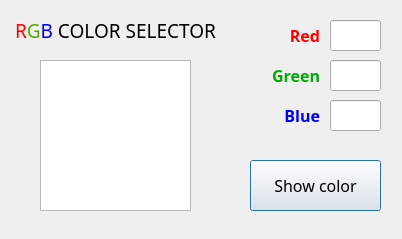
Old version of the form minihacketon/color-selector/color_selector.ui in the repository luipenox/nepyvo.
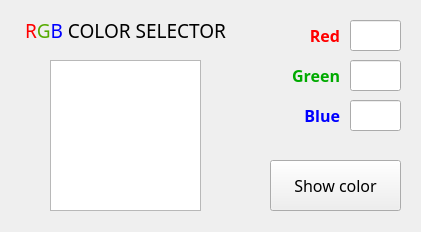
New version of the form.

Commit message: changed to QMainWindow widget

What changed in the file:
```diff
--- a/minihacketon/color-selector/color_selector.ui
+++ b/minihacketon/color-selector/color_selector.ui
@@ -1,23 +1,45 @@
 <?xml version="1.0" encoding="UTF-8"?>
 <ui version="4.0">
- <class>Dialog</class>
- <widget class="QDialog" name="Dialog">
+ <class>MainWindow</class>
+ <widget class="QMainWindow" name="MainWindow">
   <property name="geometry">
    <rect>
     <x>0</x>
     <y>0</y>
-    <width>402</width>
-    <height>239</height>
+    <width>421</width>
+    <height>232</height>
    </rect>
   </property>
   <property name="windowTitle">
    <string>Dialog</string>
   </property>
-  <widget class="QLineEdit" name="lineEdit">
+  <widget class="QWidget" name="centralwidget">
+   <widget class="QPushButton" name="btn_show">
    <property name="geometry">
     <rect>
-     <x>330</x>
-     <y>20</y>
+      <x>270</x>
+      <y>160</y>
+      <width>131</width>
+      <height>51</height>
+     </rect>
+    </property>
+    <property name="font">
+     <font>
+      <family>Cabin</family>
+      <pointsize>12</pointsize>
+      <weight>50</weight>
+      <bold>false</bold>
+     </font>
+    </property>
+    <property name="text">
+     <string>Show color</string>
+    </property>
+   </widget>
+   <widget class="QLineEdit" name="edit_blue">
+    <property name="geometry">
+     <rect>
+      <x>350</x>
+      <y>100</y>
      <width>51</width>
      <height>31</height>
     </rect>
@@ -29,10 +51,10 @@
     <set>Qt::AlignRight|Qt::AlignTrailing|Qt::AlignVCenter</set>
    </property>
   </widget>
-  <widget class="QLabel" name="label">
+   <widget class="QLabel" name="lbl_red">
    <property name="geometry">
     <rect>
-     <x>249</x>
+      <x>269</x>
      <y>20</y>
      <width>71</width>
      <height>31</height>
@@ -53,10 +75,10 @@
     <set>Qt::AlignRight|Qt::AlignTrailing|Qt::AlignVCenter</set>
    </property>
   </widget>
-  <widget class="QLineEdit" name="lineEdit_2">
+   <widget class="QLineEdit" name="edit_green">
    <property name="geometry">
     <rect>
-     <x>330</x>
+      <x>350</x>
      <y>60</y>
      <width>51</width>
      <height>31</height>
@@ -69,10 +91,10 @@
     <set>Qt::AlignRight|Qt::AlignTrailing|Qt::AlignVCenter</set>
    </property>
   </widget>
-  <widget class="QLabel" name="label_2">
+   <widget class="QLabel" name="lbl_green">
    <property name="geometry">
     <rect>
-     <x>250</x>
+      <x>270</x>
      <y>60</y>
      <width>70</width>
      <height>31</height>
@@ -93,60 +115,36 @@
     <set>Qt::AlignRight|Qt::AlignTrailing|Qt::AlignVCenter</set>
    </property>
   </widget>
-  <widget class="QLineEdit" name="lineEdit_3">
+   <widget class="QGraphicsView" name="view_color">
    <property name="geometry">
     <rect>
-     <x>330</x>
-     <y>100</y>
-     <width>51</width>
-     <height>31</height>
-    </rect>
-   </property>
-   <property name="maxLength">
-    <number>3</number>
-   </property>
-   <property name="alignment">
-    <set>Qt::AlignRight|Qt::AlignTrailing|Qt::AlignVCenter</set>
-   </property>
-  </widget>
-  <widget class="QLabel" name="label_3">
-   <property name="geometry">
-    <rect>
-     <x>250</x>
-     <y>100</y>
-     <width>70</width>
-     <height>31</height>
-    </rect>
-   </property>
-   <property name="font">
-    <font>
-     <family>Cabin</family>
-     <pointsize>12</pointsize>
-     <weight>50</weight>
-     <bold>false</bold>
-    </font>
-   </property>
-   <property name="text">
-    <string>&lt;html&gt;&lt;head/&gt;&lt;body&gt;&lt;p&gt;&lt;span style=&quot; font-weight:600; color:#0000ff;&quot;&gt;Blue&lt;/span&gt;&lt;/p&gt;&lt;/body&gt;&lt;/html&gt;</string>
-   </property>
-   <property name="alignment">
-    <set>Qt::AlignRight|Qt::AlignTrailing|Qt::AlignVCenter</set>
-   </property>
-  </widget>
-  <widget class="QGraphicsView" name="graphicsView">
-   <property name="geometry">
-    <rect>
-     <x>40</x>
+      <x>50</x>
      <y>60</y>
      <width>151</width>
      <height>151</height>
     </rect>
    </property>
   </widget>
-  <widget class="QLabel" name="label_4">
+   <widget class="QLineEdit" name="edit_red">
    <property name="geometry">
     <rect>
-     <x>0</x>
+      <x>350</x>
+      <y>20</y>
+      <width>51</width>
+      <height>31</height>
+     </rect>
+    </property>
+    <property name="maxLength">
+     <number>3</number>
+    </property>
+    <property name="alignment">
+     <set>Qt::AlignRight|Qt::AlignTrailing|Qt::AlignVCenter</set>
+    </property>
+   </widget>
+   <widget class="QLabel" name="lbl_title">
+    <property name="geometry">
+     <rect>
+      <x>10</x>
      <y>10</y>
      <width>231</width>
      <height>41</height>
@@ -167,13 +165,13 @@
     <set>Qt::AlignCenter</set>
    </property>
   </widget>
-  <widget class="QPushButton" name="pushButton">
+   <widget class="QLabel" name="lbl_blue">
    <property name="geometry">
     <rect>
-     <x>250</x>
-     <y>160</y>
-     <width>131</width>
-     <height>51</height>
+      <x>270</x>
+      <y>100</y>
+      <width>70</width>
+      <height>31</height>
     </rect>
    </property>
    <property name="font">
@@ -185,8 +183,12 @@
     </font>
    </property>
    <property name="text">
-    <string>Show color</string>
-   </property>
+     <string>&lt;html&gt;&lt;head/&gt;&lt;body&gt;&lt;p&gt;&lt;span style=&quot; font-weight:600; color:#0000ff;&quot;&gt;Blue&lt;/span&gt;&lt;/p&gt;&lt;/body&gt;&lt;/html&gt;</string>
+    </property>
+    <property name="alignment">
+     <set>Qt::AlignRight|Qt::AlignTrailing|Qt::AlignVCenter</set>
+    </property>
+   </widget>
   </widget>
  </widget>
  <resources/>
```
Left out of the diff: 2 changed lines with no effect on the pictures. Lines whose indentation alone changed are shown as unchanged.
